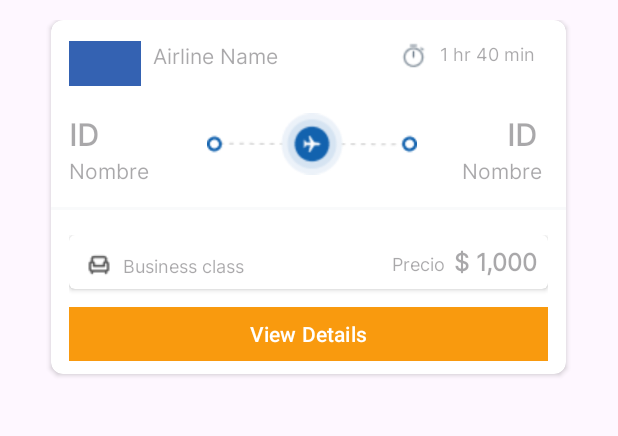
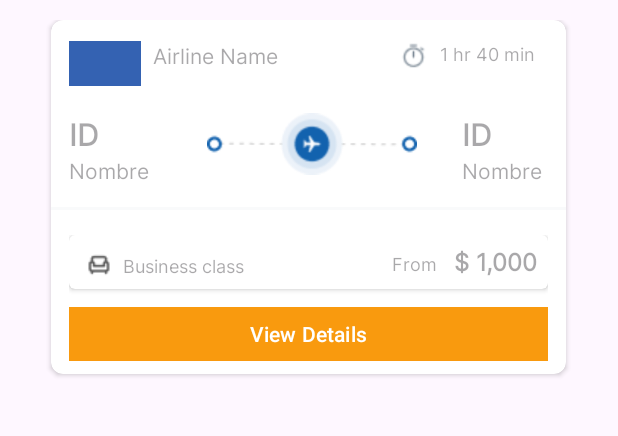
Before and after one commit to Aguscai710/Parcial-TP3, an Android app: the fragment ItemResultsFragment placed in its activity, on a phone screen of 412 x 824 dp, the part 76-512 px from its top. Run offline under Robolectric (Android 15) with nearby library versions, the phone set to English and light mode, and no system bars; our stand-ins replace navigation-ui.

```diff
--- a/app/src/main/java/com/example/parcial/data/model/Flight.kt
+++ b/app/src/main/java/com/example/parcial/data/model/Flight.kt
@@ -12,5 +12,6 @@ data class Flight(
     val legroom: String,
     val often_delayed_by_over_30_min: Boolean,
     val overnight: Boolean,
-    val travel_class: String
+    val travel_class: String,
+    val price: Int,
 )
--- a/app/src/main/java/com/example/parcial/data/remote/APIService.kt
+++ b/app/src/main/java/com/example/parcial/data/remote/APIService.kt
@@ -2,6 +2,7 @@ package com.example.parcial.data.remote
 
 import com.example.parcial.model.FlightResponse
 import retrofit2.http.GET
+import retrofit2.http.Url
 
 
 interface ApiService {
--- a/app/src/main/java/com/example/parcial/model/FlightResponse.kt
+++ b/app/src/main/java/com/example/parcial/model/FlightResponse.kt
@@ -4,5 +4,5 @@ import com.example.parcial.data.model.BestFlight
 
 
 data class FlightResponse(
-    val flightsList: List<BestFlight>
+    val best_flights: List<BestFlight>
 )
--- a/app/src/main/res/layout/fragment_item_results.xml
+++ b/app/src/main/res/layout/fragment_item_results.xml
@@ -3,7 +3,8 @@
     xmlns:app="http://schemas.android.com/apk/res-auto"
     xmlns:tools="http://schemas.android.com/tools"
     android:layout_width="match_parent"
-    android:layout_height="match_parent">
+    android:layout_height="wrap_content"
+    >
 
     <androidx.cardview.widget.CardView
         android:id="@+id/card"
@@ -72,7 +73,7 @@
 
         <LinearLayout
             android:layout_width="343dp"
-            android:layout_height="45dp"
+            android:layout_height="wrap_content"
             android:layout_marginTop="62dp"
             android:orientation="horizontal"
             android:paddingLeft="12dp"
@@ -84,13 +85,14 @@
                 android:orientation="vertical">
 
                 <TextView
+                    android:id="@+id/txtDepartureAirportId"
                     android:layout_width="wrap_content"
                     android:layout_height="wrap_content"
                     android:fontFamily="@font/inter"
                     android:hint="ID"
                     android:textColor="@color/blue2"
-                    android:textSize="20sp"
-                    android:textFontWeight="700"/>
+                    android:textFontWeight="700"
+                    android:textSize="20sp" />
 
                 <TextView
                     android:id="@+id/txtDepartureAirport"
@@ -121,9 +123,9 @@
                 android:orientation="vertical">
 
                 <TextView
+                    android:id="@+id/txtArrivalAirportId"
                     android:layout_width="wrap_content"
                     android:layout_height="wrap_content"
-                    android:layout_marginLeft="30dp"
                     android:fontFamily="@font/inter"
                     android:hint="ID"
                     android:textColor="@color/blue2"
@@ -200,7 +202,7 @@
                         android:layout_width="37dp"
                         android:layout_height="16dp"
                         android:fontFamily="@font/inter"
-                        android:hint="Precio"
+                        android:hint="From"
                         android:textSize="12sp"
                         android:textFontWeight="400"/>
 
@@ -209,9 +211,9 @@
                         android:layout_width="wrap_content"
                         android:layout_height="wrap_content"
                         android:layout_marginStart="4dp"
-                        android:textFontWeight="600"
                         android:fontFamily="@font/inter"
                         android:hint="$ 1,000"
+                        android:textFontWeight="600"
                         android:textSize="16sp" />
 
                 </LinearLayout>
```
Also changed, not shown: app/src/main/java/com/example/parcial/adapters/FlightAdapter.kt (+10 -5 lines), app/src/main/java/com/example/parcial/data/remote/RetrofitClient.kt (+7 -5 lines), app/src/main/java/com/example/parcial/holders/FlightHolder.kt (+12 -20 lines), app/src/main/java/com/example/parcial/ui/results/ResultsFragment.kt (+7 -5 lines), app/src/main/res/layout/fragment_results.xml (+12 -1 lines).
